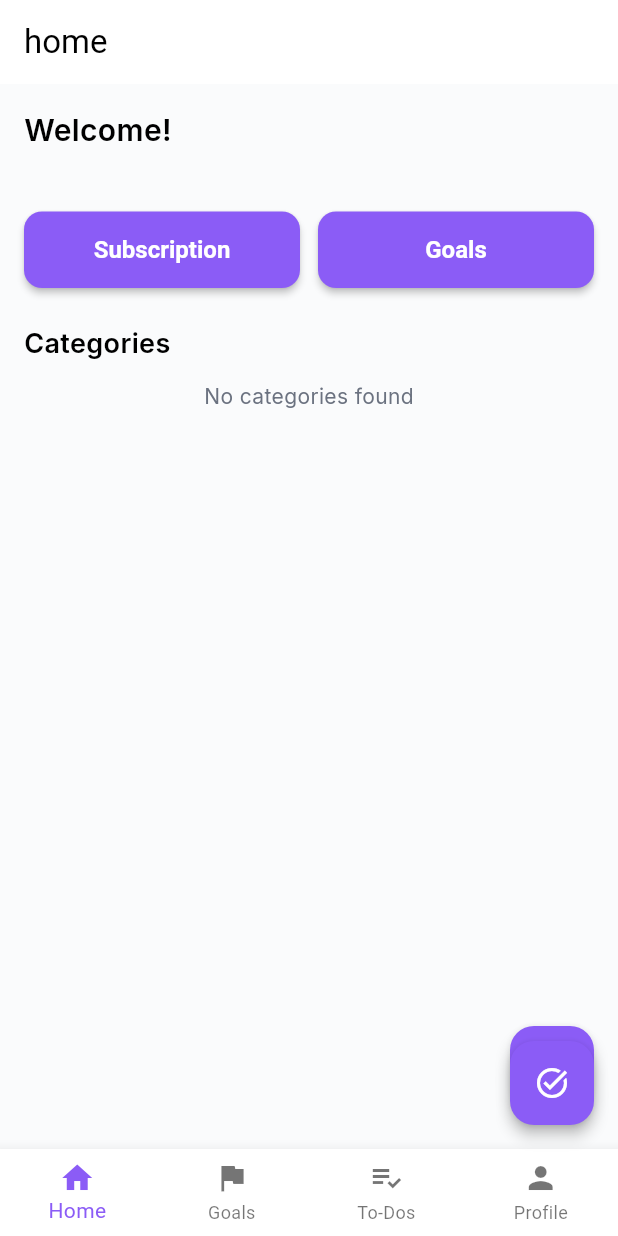
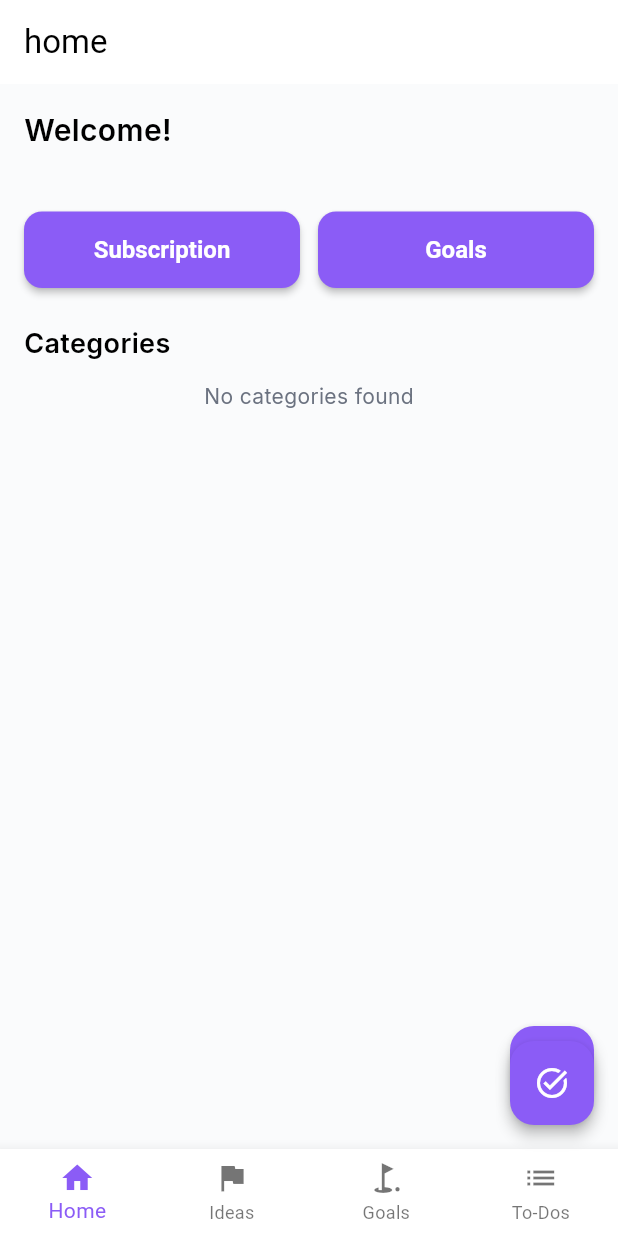
Before and after one commit to trilokkumawat/janus-tk, a Flutter app: the PageNotFoundScreen screen opened directly, after a tap on "Go Back", on a phone screen of 412 x 824 dp. Run offline on Flutter 3.47's test engine with Material 3 defaults, Android fonts, the phone set to English and light mode, and no system bars; our stand-ins replace app_links, confetti, connectivity_plus, dio, flutter_animate, flutter_dotenv and 9 more; accounts and stored records are empty; network calls fail.

Commit message:
app.dart update

```diff
--- a/lib/app.dart
+++ b/lib/app.dart
@@ -19,10 +19,9 @@ class _AppStateState extends State<AppState> {
 
   final List<Widget> _screens = <Widget>[
     const _KeepAliveWrapper(child: HomeScreen()),
+    const _KeepAliveWrapper(child: Center(child: Text('Ideas Screen'))),
     const _KeepAliveWrapper(child: Center(child: Text('Goals Screen'))),
-    const _KeepAliveWrapper(child: Center(child: Text('Tasks Screen'))),
     const _KeepAliveWrapper(child: Center(child: Text('To-Dos Screen'))),
-    const _KeepAliveWrapper(child: Center(child: Text('Profile Screen'))),
   ];
 
   void _onItemTapped(int index) {
@@ -40,11 +39,11 @@ class _AppStateState extends State<AppState> {
       case 0:
         return AppStateHeader.home.name;
       case 1:
+        return AppStateHeader.ideas.name;
+      case 2:
         return AppStateHeader.goals.name;
-      case 2:
+      case 3:
         return AppStateHeader.todos.name;
-      case 3:
-        return AppStateHeader.profile.name;
       default:
         return '';
     }
@@ -63,12 +62,13 @@ class _AppStateState extends State<AppState> {
         bottomNavigationBar: BottomNavigationBar(
           items: const <BottomNavigationBarItem>[
             BottomNavigationBarItem(icon: Icon(Icons.home), label: 'Home'),
-            BottomNavigationBarItem(icon: Icon(Icons.flag), label: 'Goals'),
+            BottomNavigationBarItem(icon: Icon(Icons.flag), label: 'Ideas'),
             BottomNavigationBarItem(
-              icon: Icon(Icons.playlist_add_check),
-              label: 'To-Dos',
+              icon: Icon(Icons.golf_course_sharp),
+              label: 'Goals',
             ),
-            BottomNavigationBarItem(icon: Icon(Icons.person), label: 'Profile'),
+
+            BottomNavigationBarItem(icon: Icon(Icons.list), label: 'To-Dos'),
           ],
           currentIndex: _selectedIndex,
           onTap: _onItemTapped,
--- a/lib/domain/entities/enumberable.dart
+++ b/lib/domain/entities/enumberable.dart
@@ -1,4 +1,4 @@
-enum AppStateHeader { home, goals, todos, profile }
+enum AppStateHeader { home, ideas, goals, todos }
 
 enum XPRewards { home, goals, todos, profile }
 
--- a/pubspec.yaml
+++ b/pubspec.yaml
@@ -51,6 +51,8 @@ dependencies:
   app_links: ^6.3.2
   google_fonts: ^6.2.1
   internet_connection_checker: ^3.0.1
+  firebase_core: ^4.2.1
+  firebase_messaging: ^16.0.4
   table_calendar: ^3.2.0
 
 dev_dependencies:
```
Also changed, not shown: pubspec.lock, 3 other files.
